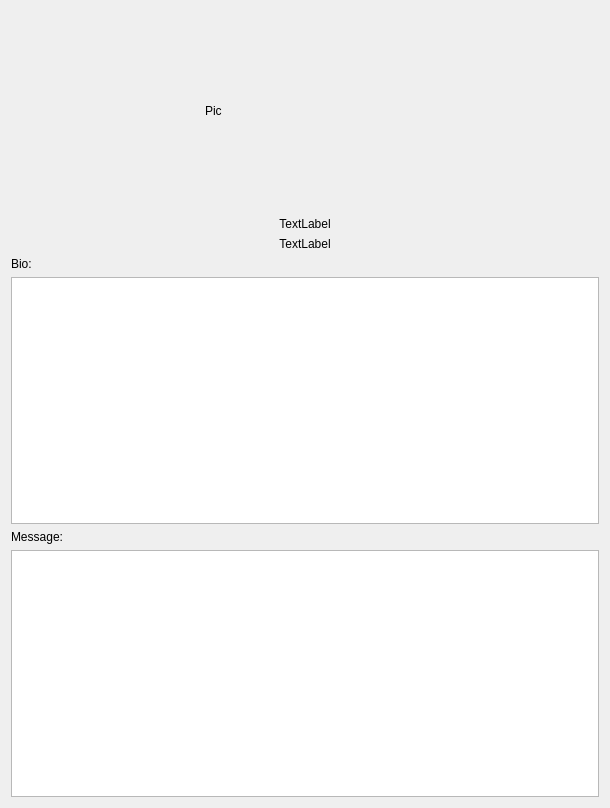
Old version of the form ui/LobbyistWindow.ui in the repository dmzdev/stance.
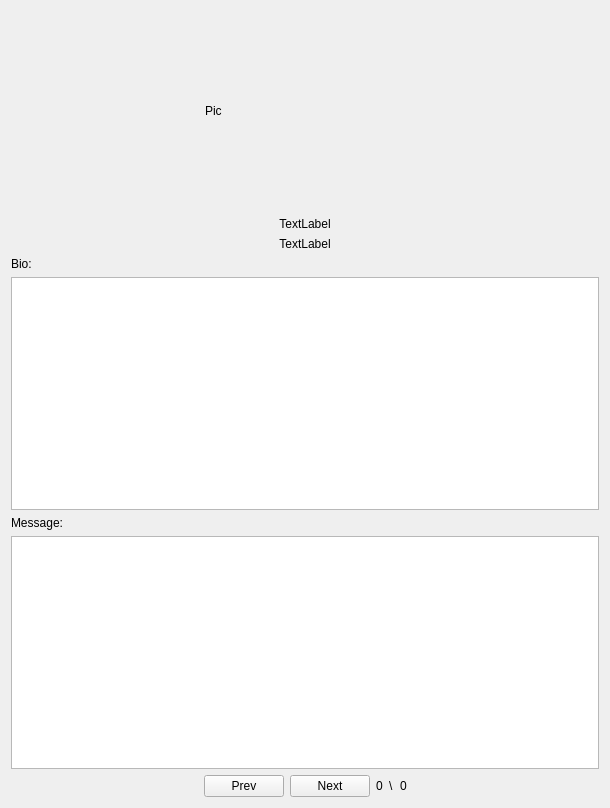
New version of the form.

Commit message:
Implemented the Lobbyist as part of MediaType, this allows people to go through them just like memos, videos and newspapers.
Outstanding issues include showing them in chronological order, and showing
a blank page for when there is now media (instead of the previous webForm).

The edit to the form file:
```diff
--- a/ui/LobbyistWindow.ui
+++ b/ui/LobbyistWindow.ui
@@ -111,6 +111,81 @@
      </property>
     </widget>
    </item>
+   <item>
+    <layout class="QVBoxLayout" name="verticalLayout_2">
+     <item>
+      <layout class="QHBoxLayout" name="horizontalLayout_2">
+       <item>
+        <spacer name="horizontalSpacer_4">
+         <property name="orientation">
+          <enum>Qt::Horizontal</enum>
+         </property>
+         <property name="sizeHint" stdset="0">
+          <size>
+           <width>40</width>
+           <height>20</height>
+          </size>
+         </property>
+        </spacer>
+       </item>
+       <item>
+        <widget class="QPushButton" name="prevButton">
+         <property name="maximumSize">
+          <size>
+           <width>16777215</width>
+           <height>16777215</height>
+          </size>
+         </property>
+         <property name="text">
+          <string>Prev</string>
+         </property>
+        </widget>
+       </item>
+       <item>
+        <widget class="QPushButton" name="nextButton">
+         <property name="text">
+          <string>Next</string>
+         </property>
+        </widget>
+       </item>
+       <item>
+        <widget class="QLabel" name="currentLabel">
+         <property name="text">
+          <string>0</string>
+         </property>
+        </widget>
+       </item>
+       <item>
+        <widget class="QLabel" name="label_4">
+         <property name="text">
+          <string>\</string>
+         </property>
+        </widget>
+       </item>
+       <item>
+        <widget class="QLabel" name="totalLabel">
+         <property name="text">
+          <string>0</string>
+         </property>
+        </widget>
+       </item>
+       <item>
+        <spacer name="horizontalSpacer_3">
+         <property name="orientation">
+          <enum>Qt::Horizontal</enum>
+         </property>
+         <property name="sizeHint" stdset="0">
+          <size>
+           <width>40</width>
+           <height>20</height>
+          </size>
+         </property>
+        </spacer>
+       </item>
+      </layout>
+     </item>
+    </layout>
+   </item>
   </layout>
  </widget>
  <resources/>
```
The commit also changes 5 other files.
